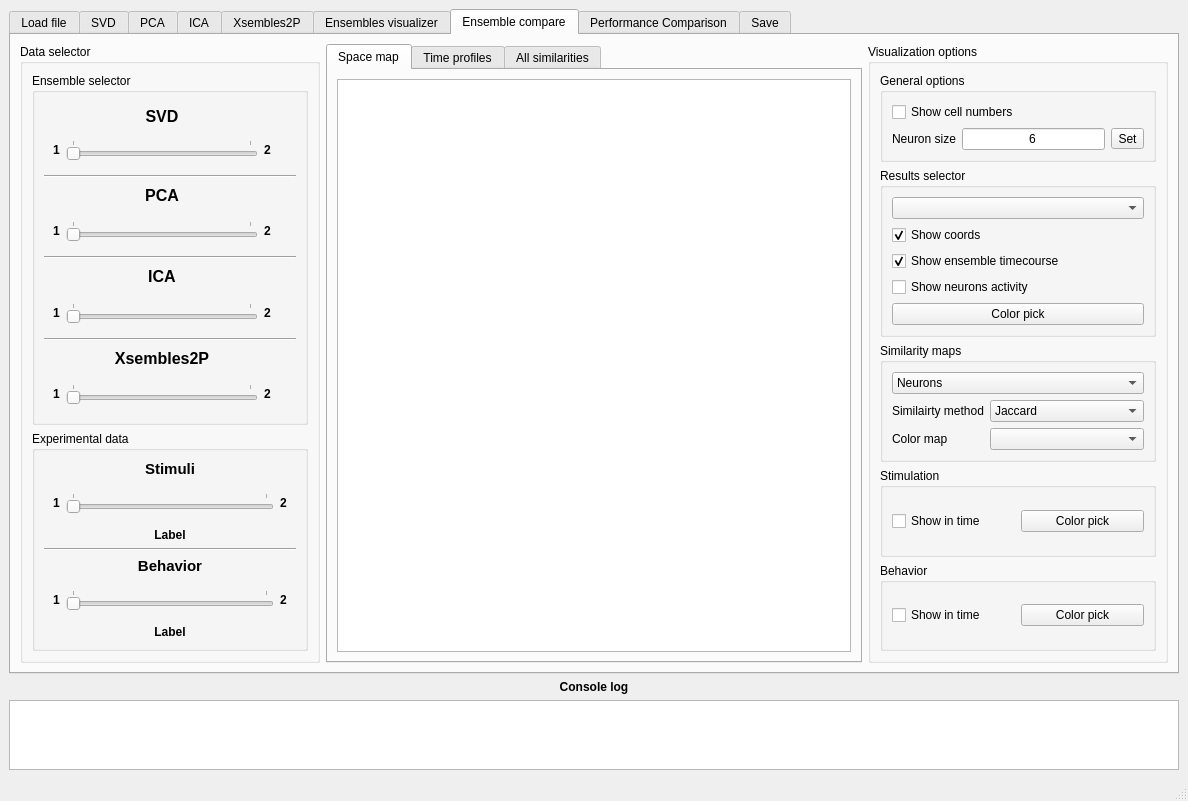
The window that gui/MainWindow.ui (rivelco/ENCORE) describes before a commit, drawn with Qt 5.
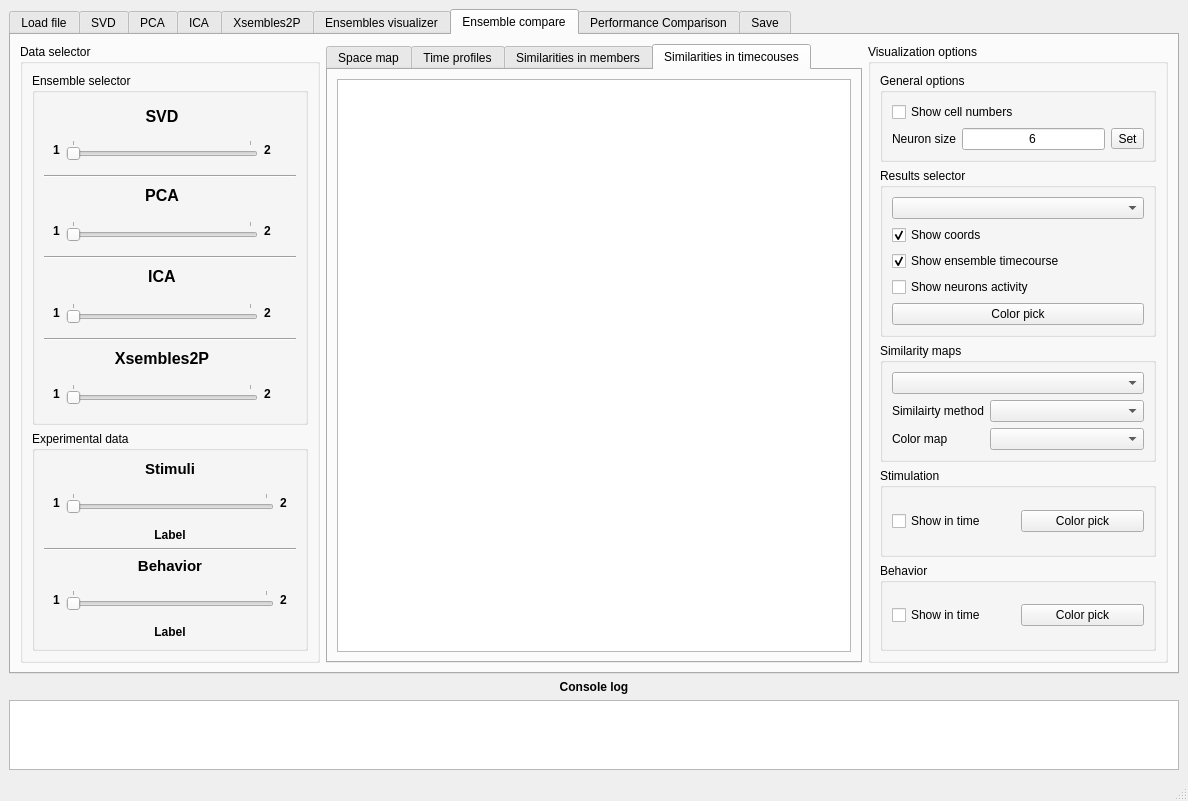
The same window after the commit. The open tabs and pages were chosen to show the change. Custom widgets are drawn as their Qt base class.

Commit message:
Added similarity matrix for neurons and timecourses
Now there's two new plots in Ensembles Compare, those plots show a similarity matrix for the similarity of the results of every method, with different visualization and computation options

```diff
--- a/gui/MainWindow.ui
+++ b/gui/MainWindow.ui
@@ -6,7 +6,7 @@
    <rect>
     <x>0</x>
     <y>0</y>
-    <width>1182</width>
+    <width>1181</width>
     <height>801</height>
    </rect>
   </property>
@@ -4008,7 +4008,7 @@
         <item>
          <widget class="QTabWidget" name="enscomp_tabs">
           <property name="currentIndex">
-           <number>0</number>
+           <number>3</number>
           </property>
           <widget class="QWidget" name="tab_47">
            <attribute name="title">
@@ -4046,7 +4046,7 @@
           </widget>
           <widget class="QWidget" name="tab_49">
            <attribute name="title">
-            <string>All similarities</string>
+            <string>Similarities in members</string>
            </attribute>
            <layout class="QVBoxLayout" name="verticalLayout_79">
             <item>
@@ -4054,6 +4054,16 @@
             </item>
            </layout>
           </widget>
+          <widget class="QWidget" name="tab_50">
+           <attribute name="title">
+            <string>Similarities in timecouses</string>
+           </attribute>
+           <layout class="QVBoxLayout" name="verticalLayout_67">
+            <item>
+             <widget class="MatplotlibWidget" name="enscomp_plot_sim_times"/>
+            </item>
+           </layout>
+          </widget>
          </widget>
         </item>
         <item>
@@ -4197,18 +4207,7 @@
              </property>
              <layout class="QVBoxLayout" name="verticalLayout_66">
               <item>
-               <widget class="QComboBox" name="comboBox_3">
-                <item>
-                 <property name="text">
-                  <string>Neurons</string>
-                 </property>
-                </item>
-                <item>
-                 <property name="text">
-                  <string>Timecourse</string>
-                 </property>
-                </item>
-               </widget>
+               <widget class="QComboBox" name="enscomp_combo_select_simil"/>
               </item>
               <item>
                <widget class="QWidget" name="widget_20" native="true">
@@ -4242,18 +4241,7 @@
                   </widget>
                  </item>
                  <item row="0" column="1">
-                  <widget class="QComboBox" name="comboBox">
-                   <item>
-                    <property name="text">
-                     <string>Jaccard</string>
-                    </property>
-                   </item>
-                   <item>
-                    <property name="text">
-                     <string>Correlation</string>
-                    </property>
-                   </item>
-                  </widget>
+                  <widget class="QComboBox" name="enscomp_combo_select_simil_method"/>
                  </item>
                  <item row="1" column="0">
                   <widget class="QLabel" name="label_26">
```
Left out of the diff: 14 changed lines with no effect on the pictures. The commit also changes 2 other files.
